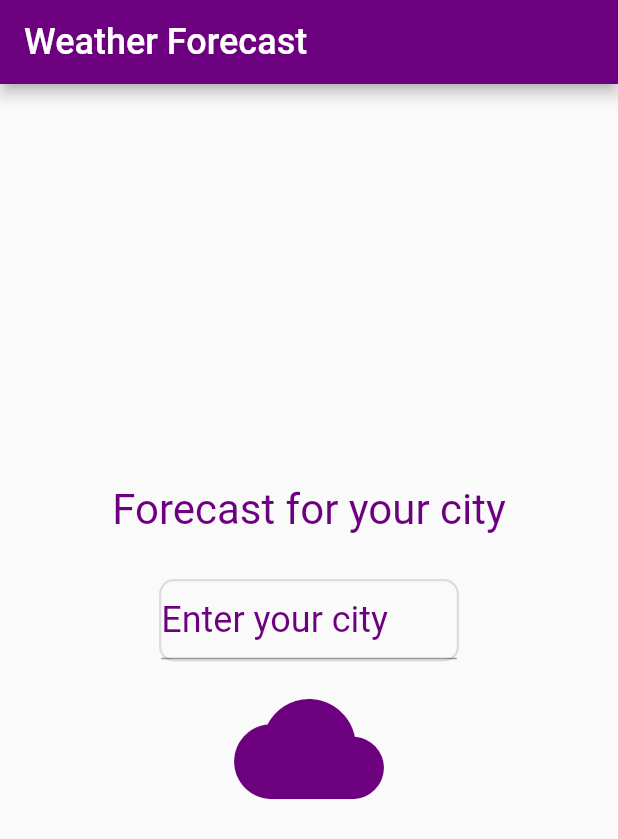
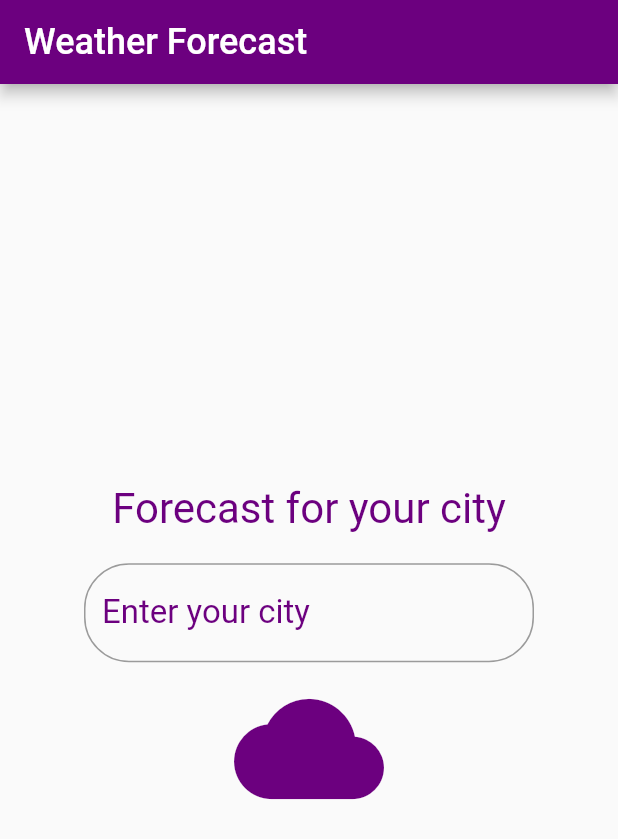
Before and after one commit to JBo123/WeatherForecast, a Flutter app: the screen it shows after launch, on a phone screen of 412 x 824 dp. Shown: the top 839 px of the screen. Run offline on Flutter 3.47's test engine with Material 2 defaults, Android fonts, the phone set to English and light mode, and no system bars; Roboto replaces fonts that are missing (Figtree-Regular).

Commit message:
Almost final version GG go next

```diff
--- a/forecast/lib/home/home.dart
+++ b/forecast/lib/home/home.dart
@@ -41,41 +41,33 @@ class _HomeScreenState extends State<HomeScreen> {
             ),
           ),
           Container(
-            width: 200,
-            margin: EdgeInsets.only(top: 30),
-            decoration: const ShapeDecoration(
-              shape: RoundedRectangleBorder(
-                side: BorderSide(
-                    width: 1.5,
-                    style: BorderStyle.solid,
-                    color: Colors.black12),
-                borderRadius: BorderRadius.all(Radius.circular(10.0)),
-              ),
-            ),
+            width: 300,
+            padding: EdgeInsets.only(top: 20),
+            //height: 40,
             child: TextField(
               controller: textController,
               maxLines: null,
-              decoration: const InputDecoration(
+              decoration: InputDecoration(
+                border:
+                    OutlineInputBorder(borderRadius: BorderRadius.circular(30)),
                 hintText: 'Enter your city',
-                hintStyle: TextStyle(
+                hintStyle: const TextStyle(
                     color: Color.fromARGB(255, 108, 0, 127),
                     fontFamily: 'Figtree-Regular',
-                    fontSize: 24),
+                    fontSize: 22),
               ),
             ),
           ),
+          //  ),
           Center(
             child: IconButton(
               onPressed: () {
                 setState(() {
                   displayText = textController.text;
                 });
-                if (displayText != null) {
-                  Navigator.pushReplacement(
-                      context,
-                      MaterialPageRoute(
-                          builder: (context) => ForecastScreen2()));
-                }
+
+                Navigator.pushReplacement(context,
+                    MaterialPageRoute(builder: (context) => ForecastScreen2()));
               },
               icon: Icon(Icons.cloud),
               iconSize: 100,
```
Also changed, not shown: forecast/lib/forecast/customcity.dart (+87 -17 lines).
